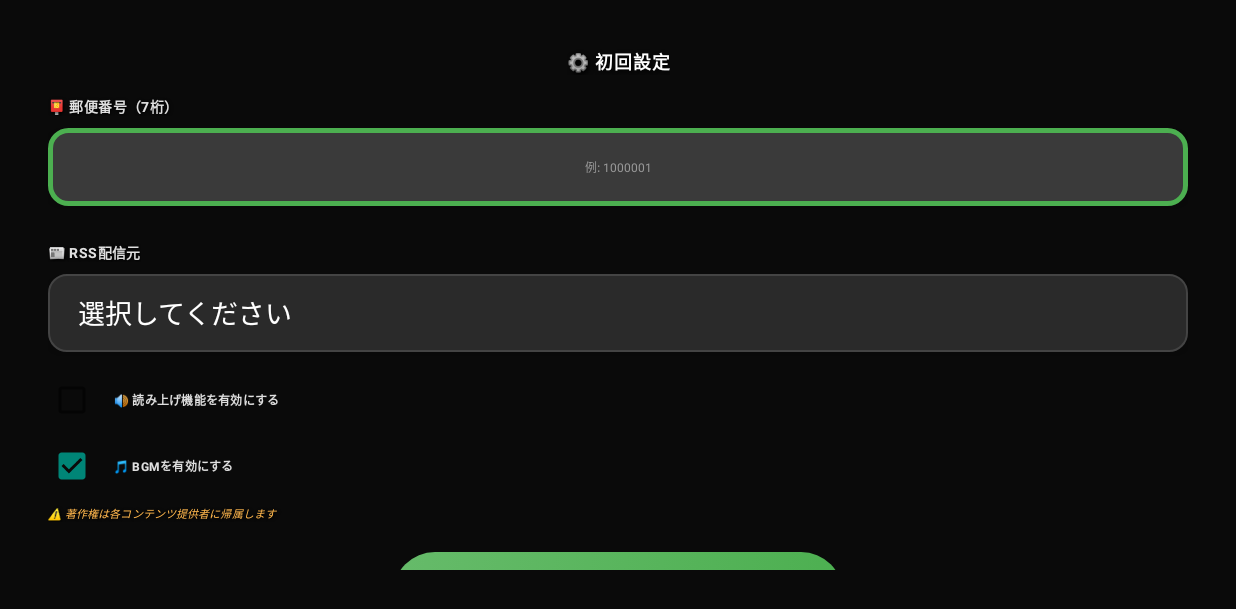
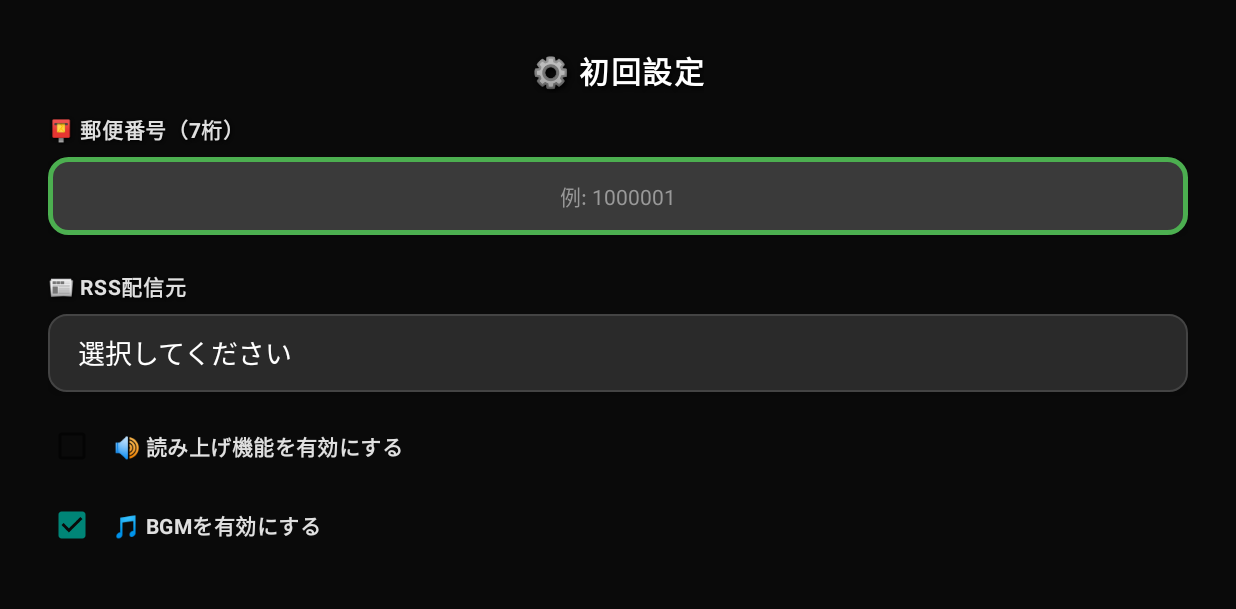
Before and after one commit to tinygc/Asachiru, an Android app: the SetupActivity screen opened directly, with no data from a screen before it, on a phone screen of 824 x 412 dp (held sideways). Shown: the top 609 px of the screen. Run offline under Robolectric (Android 15) with nearby library versions, the phone set to English and light mode, and no system bars.

Commit message:
style: 初期設定画面の文字サイズを拡大して視認性向上
- タイトル: 12sp → 20sp
- ラベル: 9sp → 14sp
- 入力欄: 8sp → 14sp
- チェックボックス: 8sp → 14sp
- 著作権表示: 7sp → 11sp
- ボタン: 10sp → 16sp

🤖 Generated with [Claude Code](https://claude.com/claude-code)

Co-Authored-By: Claude <noreply@anthropic.com>

```diff
--- a/app/src/main/res/layout/activity_setup.xml
+++ b/app/src/main/res/layout/activity_setup.xml
@@ -13,7 +13,7 @@
         android:layout_height="wrap_content"
         android:text="⚙️ 初回設定"
         android:textColor="#FFFFFF"
-        android:textSize="12sp"
+        android:textSize="20sp"
         android:textStyle="bold"
         android:letterSpacing="0.05"
         android:shadowColor="#000000"
@@ -32,7 +32,7 @@
         android:layout_height="wrap_content"
         android:text="📮 郵便番号（7桁）"
         android:textColor="#E0E0E0"
-        android:textSize="9sp"
+        android:textSize="14sp"
         android:textStyle="bold"
         android:letterSpacing="0.03"
         android:shadowColor="#000000"
@@ -59,7 +59,7 @@
         android:padding="12dp"
         android:textColor="#FFFFFF"
         android:textColorHint="#999999"
-        android:textSize="8sp"
+        android:textSize="14sp"
         android:layout_marginTop="8dp"
         app:layout_constraintEnd_toEndOf="parent"
         app:layout_constraintStart_toStartOf="parent"
@@ -72,7 +72,7 @@
         android:layout_height="wrap_content"
         android:text="📰 RSS配信元"
         android:textColor="#E0E0E0"
-        android:textSize="9sp"
+        android:textSize="14sp"
         android:textStyle="bold"
         android:letterSpacing="0.03"
         android:shadowColor="#000000"
@@ -113,7 +113,7 @@
         android:padding="12dp"
         android:textColor="#FFFFFF"
         android:textColorHint="#999999"
-        android:textSize="8sp"
+        android:textSize="14sp"
         android:visibility="gone"
         android:layout_marginTop="8dp"
         app:layout_constraintEnd_toEndOf="parent"
@@ -127,7 +127,7 @@
         android:layout_height="wrap_content"
         android:text="🔊 読み上げ機能を有効にする"
         android:textColor="#E0E0E0"
-        android:textSize="8sp"
+        android:textSize="14sp"
         android:textStyle="bold"
         android:letterSpacing="0.02"
         android:focusable="true"
@@ -146,7 +146,7 @@
         android:layout_height="wrap_content"
         android:text="🎵 BGMを有効にする"
         android:textColor="#E0E0E0"
-        android:textSize="8sp"
+        android:textSize="14sp"
         android:textStyle="bold"
         android:letterSpacing="0.02"
         android:focusable="true"
@@ -164,7 +164,7 @@
         android:layout_height="wrap_content"
         android:text="⚠️ 著作権は各コンテンツ提供者に帰属します"
         android:textColor="#FFB74D"
-        android:textSize="7sp"
+        android:textSize="11sp"
         android:textStyle="italic"
         android:letterSpacing="0.01"
         android:gravity="start"
@@ -188,7 +188,7 @@
         android:focusableInTouchMode="true"
         android:text="💾 保存して開始"
         android:textColor="#FFFFFF"
-        android:textSize="10sp"
+        android:textSize="16sp"
         android:textStyle="bold"
         android:letterSpacing="0.05"
         android:stateListAnimator="@null"
```
